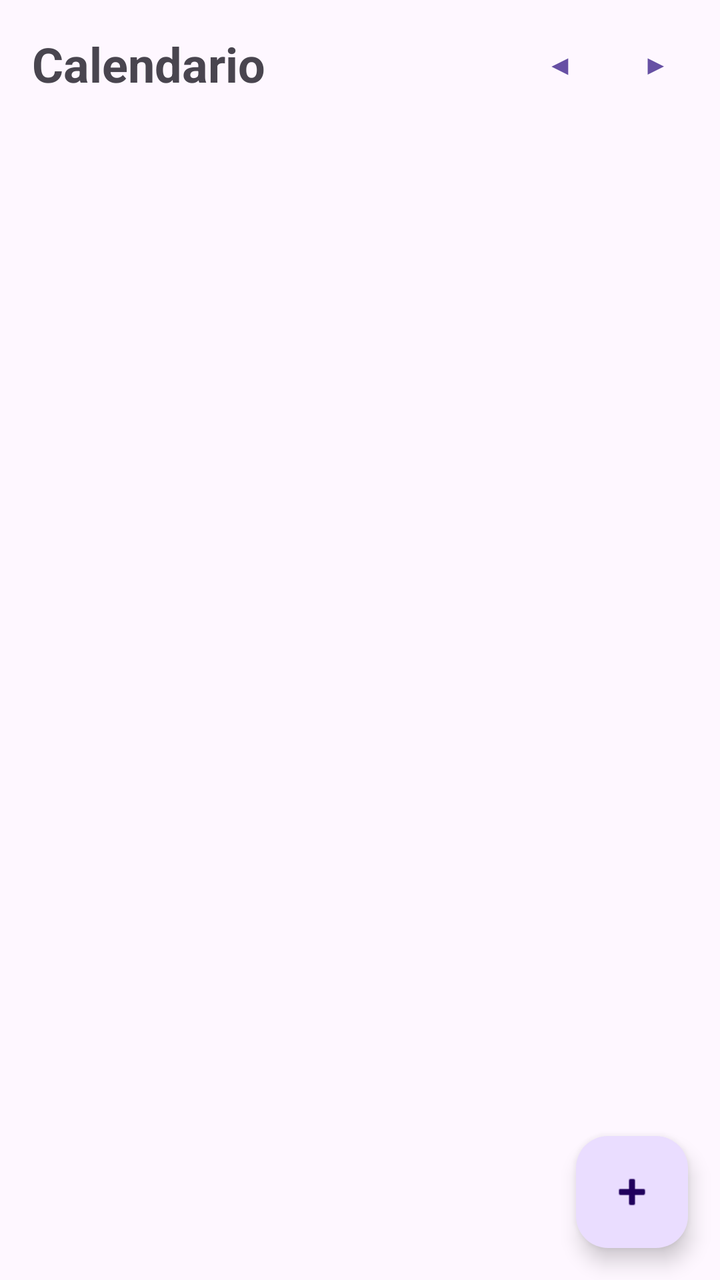
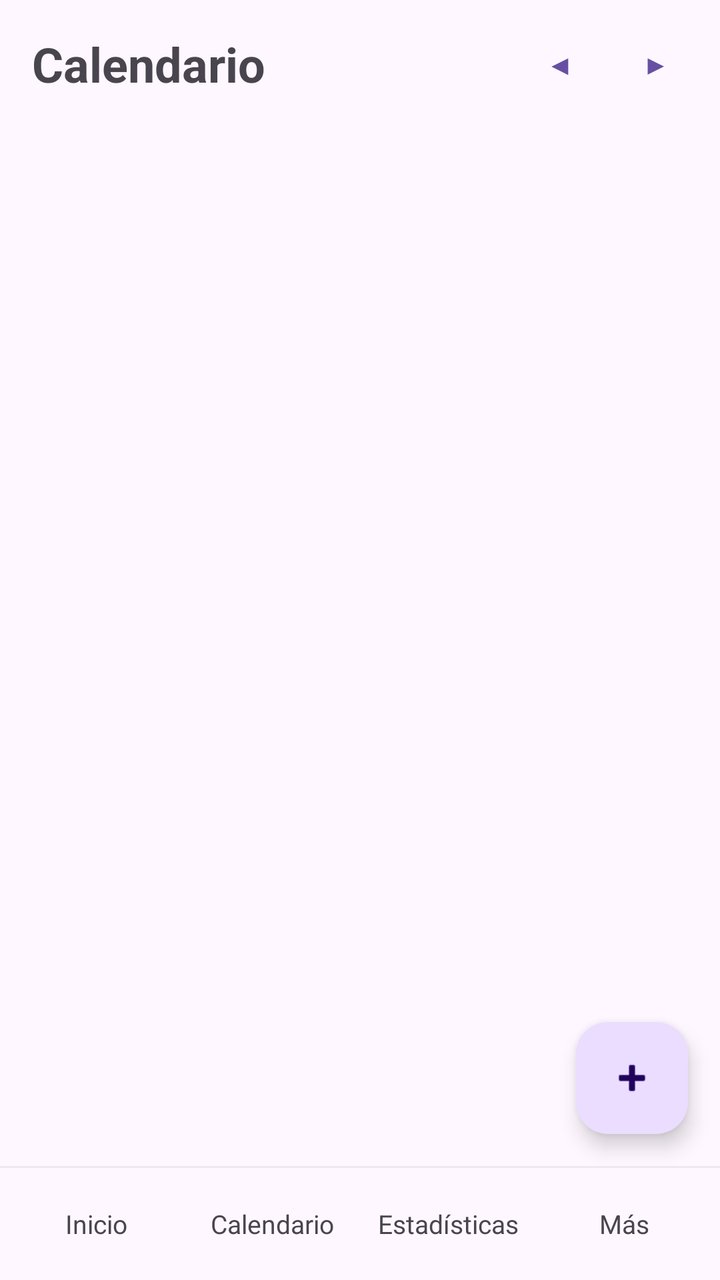

Compare the two renders of this Android layout. The source of the first and the diff that turns it into the second are given below.
<!-- AndroidManifest.xml: application theme Theme.AgendaPersonal -->
<!-- res/layout/activity_calendario.xml -->
<?xml version="1.0" encoding="utf-8"?>
<FrameLayout xmlns:android="http://schemas.android.com/apk/res/android"
    xmlns:tools="http://schemas.android.com/tools"
    android:id="@+id/main"
    android:layout_width="match_parent"
    android:layout_height="match_parent"
    tools:context=".vista.CalendarioActivity">

    <LinearLayout
        android:layout_width="match_parent"
        android:layout_height="match_parent"
        android:orientation="vertical">

        
        <LinearLayout
            android:layout_width="match_parent"
            android:layout_height="wrap_content"
            android:gravity="center_vertical"
            android:orientation="horizontal"
            android:paddingStart="16dp"
            android:paddingTop="8dp"
            android:paddingEnd="8dp">

            <TextView
                android:layout_width="0dp"
                android:layout_height="wrap_content"
                android:layout_weight="1"
                android:text="@string/titulo_calendario"
                android:textSize="24sp"
                android:textStyle="bold" />

            <Button
                android:id="@+id/btnAnterior"
                style="?attr/borderlessButtonStyle"
                android:layout_width="48dp"
                android:layout_height="48dp"
                android:contentDescription="@string/semana_anterior"
                android:minWidth="48dp"
                android:padding="0dp"
                android:text="@string/flecha_anterior" />

            <TextView
                android:id="@+id/tvMes"
                android:layout_width="wrap_content"
                android:layout_height="wrap_content"
                android:textSize="16sp"
                android:textStyle="bold" />

            <Button
                android:id="@+id/btnSiguiente"
                style="?attr/borderlessButtonStyle"
                android:layout_width="48dp"
                android:layout_height="48dp"
                android:contentDescription="@string/semana_siguiente"
                android:minWidth="48dp"
                android:padding="0dp"
                android:text="@string/flecha_siguiente" />
        </LinearLayout>

        
        <LinearLayout
            android:id="@+id/llDias"
            android:layout_width="match_parent"
            android:layout_height="wrap_content"
            android:orientation="horizontal"
            android:paddingHorizontal="8dp"
            android:paddingVertical="8dp" />

        
        <TextView
            android:id="@+id/tvDiaElegido"
            android:layout_width="match_parent"
            android:layout_height="wrap_content"
            android:paddingHorizontal="16dp"
            android:paddingVertical="8dp"
            android:textSize="16sp"
            android:textStyle="bold" />

        
        <ListView
            android:id="@+id/lvSesiones"
            android:layout_width="match_parent"
            android:layout_height="0dp"
            android:layout_weight="1"
            android:clipToPadding="false"
            android:paddingBottom="88dp" />

        
        <TextView
            android:id="@+id/tvVacio"
            android:layout_width="match_parent"
            android:layout_height="0dp"
            android:layout_weight="1"
            android:gravity="center"
            android:padding="16dp"
            android:text="@string/lista_sesiones_vacia"
            android:textSize="16sp"
            android:visibility="gone" />
    </LinearLayout>

    
    <com.google.android.material.floatingactionbutton.FloatingActionButton
        android:id="@+id/fabAgregar"
        android:layout_width="wrap_content"
        android:layout_height="wrap_content"
        android:layout_gravity="bottom|end"
        android:layout_margin="16dp"
        android:contentDescription="@string/btn_agregar_sesion"
        android:src="@android:drawable/ic_input_add" />
</FrameLayout>
<!-- resources referenced by this layout -->
<resources>
  <string name="btn_agregar_sesion">Agregar sesión</string>
  <string name="flecha_anterior">◀</string>
  <string name="flecha_siguiente">▶</string>
  <string name="lista_sesiones_vacia">No tienes sesiones para este día</string>
  <string name="semana_anterior">Semana anterior</string>
  <string name="semana_siguiente">Semana siguiente</string>
  <string name="titulo_calendario">Calendario</string>
  <style name="Theme.AgendaPersonal" parent="Base.Theme.AgendaPersonal" />
  <style name="Base.Theme.AgendaPersonal" parent="Theme.Material3.DayNight.NoActionBar">
          
          
      </style>
</resources>

<!-- the commit's change to res/layout/activity_calendario.xml (unified diff, before → after) -->
@@ -1,110 +1,163 @@
 <?xml version="1.0" encoding="utf-8"?>
-<FrameLayout xmlns:android="http://schemas.android.com/apk/res/android"
+<LinearLayout xmlns:android="http://schemas.android.com/apk/res/android"
     xmlns:tools="http://schemas.android.com/tools"
     android:id="@+id/main"
     android:layout_width="match_parent"
     android:layout_height="match_parent"
+    android:orientation="vertical"
     tools:context=".vista.CalendarioActivity">
 
-    <LinearLayout
+    
+    <FrameLayout
         android:layout_width="match_parent"
-        android:layout_height="match_parent"
-        android:orientation="vertical">
+        android:layout_height="0dp"
+        android:layout_weight="1">
 
-        
         <LinearLayout
             android:layout_width="match_parent"
-            android:layout_height="wrap_content"
-            android:gravity="center_vertical"
-            android:orientation="horizontal"
-            android:paddingStart="16dp"
-            android:paddingTop="8dp"
-            android:paddingEnd="8dp">
+            android:layout_height="match_parent"
+            android:orientation="vertical">
 
+            
+            <LinearLayout
+                android:layout_width="match_parent"
+                android:layout_height="wrap_content"
+                android:gravity="center_vertical"
+                android:orientation="horizontal"
+                android:paddingStart="16dp"
+                android:paddingTop="8dp"
+                android:paddingEnd="8dp">
+
+                <TextView
+                    android:layout_width="0dp"
+                    android:layout_height="wrap_content"
+                    android:layout_weight="1"
+                    android:text="@string/titulo_calendario"
+                    android:textSize="24sp"
+                    android:textStyle="bold" />
+
+                <Button
+                    android:id="@+id/btnAnterior"
+                    style="?attr/borderlessButtonStyle"
+                    android:layout_width="48dp"
+                    android:layout_height="48dp"
+                    android:contentDescription="@string/semana_anterior"
+                    android:minWidth="48dp"
+                    android:padding="0dp"
+                    android:text="@string/flecha_anterior" />
+
+                <TextView
+                    android:id="@+id/tvMes"
+                    android:layout_width="wrap_content"
+                    android:layout_height="wrap_content"
+                    android:textSize="16sp"
+                    android:textStyle="bold" />
+
+                <Button
+                    android:id="@+id/btnSiguiente"
+                    style="?attr/borderlessButtonStyle"
+                    android:layout_width="48dp"
+                    android:layout_height="48dp"
+                    android:contentDescription="@string/semana_siguiente"
+                    android:minWidth="48dp"
+                    android:padding="0dp"
+                    android:text="@string/flecha_siguiente" />
+            </LinearLayout>
+
+            
+            <LinearLayout
+                android:id="@+id/llDias"
+                android:layout_width="match_parent"
+                android:layout_height="wrap_content"
+                android:orientation="horizontal"
+                android:paddingHorizontal="8dp"
+                android:paddingVertical="8dp" />
+
+            
             <TextView
-                android:layout_width="0dp"
+                android:id="@+id/tvDiaElegido"
+                android:layout_width="match_parent"
                 android:layout_height="wrap_content"
-                android:layout_weight="1"
-                android:text="@string/titulo_calendario"
-                android:textSize="24sp"
-                android:textStyle="bold" />
-
-            <Button
-                android:id="@+id/btnAnterior"
-                style="?attr/borderlessButtonStyle"
-                android:layout_width="48dp"
-                android:layout_height="48dp"
-                android:contentDescription="@string/semana_anterior"
-                android:minWidth="48dp"
-                android:padding="0dp"
-                android:text="@string/flecha_anterior" />
-
-            <TextView
-                android:id="@+id/tvMes"
-                android:layout_width="wrap_content"
-                android:layout_height="wrap_content"
+                android:paddingHorizontal="16dp"
+                android:paddingVertical="8dp"
                 android:textSize="16sp"
                 android:textStyle="bold" />
 
-            <Button
-                android:id="@+id/btnSiguiente"
-                style="?attr/borderlessButtonStyle"
-                android:layout_width="48dp"
-                android:layout_height="48dp"
-                android:contentDescription="@string/semana_siguiente"
-                android:minWidth="48dp"
-                android:padding="0dp"
-                android:text="@string/flecha_siguiente" />
+            
+            <ListView
+                android:id="@+id/lvSesiones"
+                android:layout_width="match_parent"
+                android:layout_height="0dp"
+                android:layout_weight="1"
+                android:clipToPadding="false"
+                android:paddingBottom="88dp" />
+
+            
+            <TextView
+                android:id="@+id/tvVacio"
+                android:layout_width="match_parent"
+                android:layout_height="0dp"
+                android:layout_weight="1"
+                android:gravity="center"
+                android:padding="16dp"
+                android:text="@string/lista_sesiones_vacia"
+                android:textSize="16sp"
+                android:visibility="gone" />
         </LinearLayout>
 
         
-        <LinearLayout
-            android:id="@+id/llDias"
-            android:layout_width="match_parent"
+        <com.google.android.material.floatingactionbutton.FloatingActionButton
+            android:id="@+id/fabAgregar"
+            android:layout_width="wrap_content"
             android:layout_height="wrap_content"
-            android:orientation="horizontal"
-            android:paddingHorizontal="8dp"
-            android:paddingVertical="8dp" />
+            android:layout_gravity="bottom|end"
+            android:layout_margin="16dp"
+            android:contentDescription="@string/btn_agregar_sesion"
+            android:src="@android:drawable/ic_input_add" />
+    </FrameLayout>
+
+    
+    <include layout="@layout/menu_inferior" />
+</LinearLayout>
+<!-- res/layout/menu_inferior.xml (included above) -->
+<?xml version="1.0" encoding="utf-8"?>
+<LinearLayout xmlns:android="http://schemas.android.com/apk/res/android"
+    android:layout_width="match_parent"
+    android:layout_height="wrap_content"
+    android:orientation="vertical">
+
+    
+    <View
+        android:layout_width="match_parent"
+        android:layout_height="1dp"
+        android:background="@color/menu_linea" />
+
+    
+    <LinearLayout
+        android:layout_width="match_parent"
+        android:layout_height="wrap_content"
+        android:orientation="horizontal"
+        android:padding="4dp">
+
+        <TextView
+            android:id="@+id/menuInicio"
+            style="@style/BotonMenu"
+            android:text="@string/menu_inicio" />
+
+        <TextView
+            android:id="@+id/menuCalendario"
+            style="@style/BotonMenu"
+            android:text="@string/menu_calendario" />
+
+        <TextView
+            android:id="@+id/menuEstadisticas"
+            style="@style/BotonMenu"
+            android:text="@string/menu_estadisticas" />
 
         
         <TextView
-            android:id="@+id/tvDiaElegido"
-            android:layout_width="match_parent"
-            android:layout_height="wrap_content"
-            android:paddingHorizontal="16dp"
-            android:paddingVertical="8dp"
-            android:textSize="16sp"
-            android:textStyle="bold" />
-
-        
-        <ListView
-            android:id="@+id/lvSesiones"
-            android:layout_width="match_parent"
-            android:layout_height="0dp"
-            android:layout_weight="1"
-            android:clipToPadding="false"
-            android:paddingBottom="88dp" />
-
-        
-        <TextView
-            android:id="@+id/tvVacio"
-            android:layout_width="match_parent"
-            android:layout_height="0dp"
-            android:layout_weight="1"
-            android:gravity="center"
-            android:padding="16dp"
-            android:text="@string/lista_sesiones_vacia"
-            android:textSize="16sp"
-            android:visibility="gone" />
+            android:id="@+id/menuMas"
+            style="@style/BotonMenu"
+            android:text="@string/menu_mas" />
     </LinearLayout>
-
-    
-    <com.google.android.material.floatingactionbutton.FloatingActionButton
-        android:id="@+id/fabAgregar"
-        android:layout_width="wrap_content"
-        android:layout_height="wrap_content"
-        android:layout_gravity="bottom|end"
-        android:layout_margin="16dp"
-        android:contentDescription="@string/btn_agregar_sesion"
-        android:src="@android:drawable/ic_input_add" />
-</FrameLayout>
+</LinearLayout>
<!-- resource entries referenced after the edit -->
@@ -1,12 +1,29 @@
 <!-- resources referenced by this layout -->
 <resources>
+  <color name="menu_linea">#22888888</color>
   <string name="btn_agregar_sesion">Agregar sesión</string>
   <string name="flecha_anterior">◀</string>
   <string name="flecha_siguiente">▶</string>
   <string name="lista_sesiones_vacia">No tienes sesiones para este día</string>
+  <string name="menu_calendario">Calendario</string>
+  <string name="menu_estadisticas">Estadísticas</string>
+  <string name="menu_inicio">Inicio</string>
+  <string name="menu_mas">Más</string>
   <string name="semana_anterior">Semana anterior</string>
   <string name="semana_siguiente">Semana siguiente</string>
   <string name="titulo_calendario">Calendario</string>
+  <style name="BotonMenu">
+          <item name="android:layout_width">0dp</item>
+          <item name="android:layout_height">48dp</item>
+          <item name="android:layout_weight">1</item>
+          <item name="android:layout_marginHorizontal">2dp</item>
+          <item name="android:gravity">center</item>
+          <item name="android:maxLines">1</item>
+          <item name="android:textSize">13sp</item>
+          <item name="android:clickable">true</item>
+          <item name="android:focusable">true</item>
+          <item name="android:background">?attr/selectableItemBackground</item>
+      </style>
   <style name="Theme.AgendaPersonal" parent="Base.Theme.AgendaPersonal" />
   <style name="Base.Theme.AgendaPersonal" parent="Theme.Material3.DayNight.NoActionBar">
           
